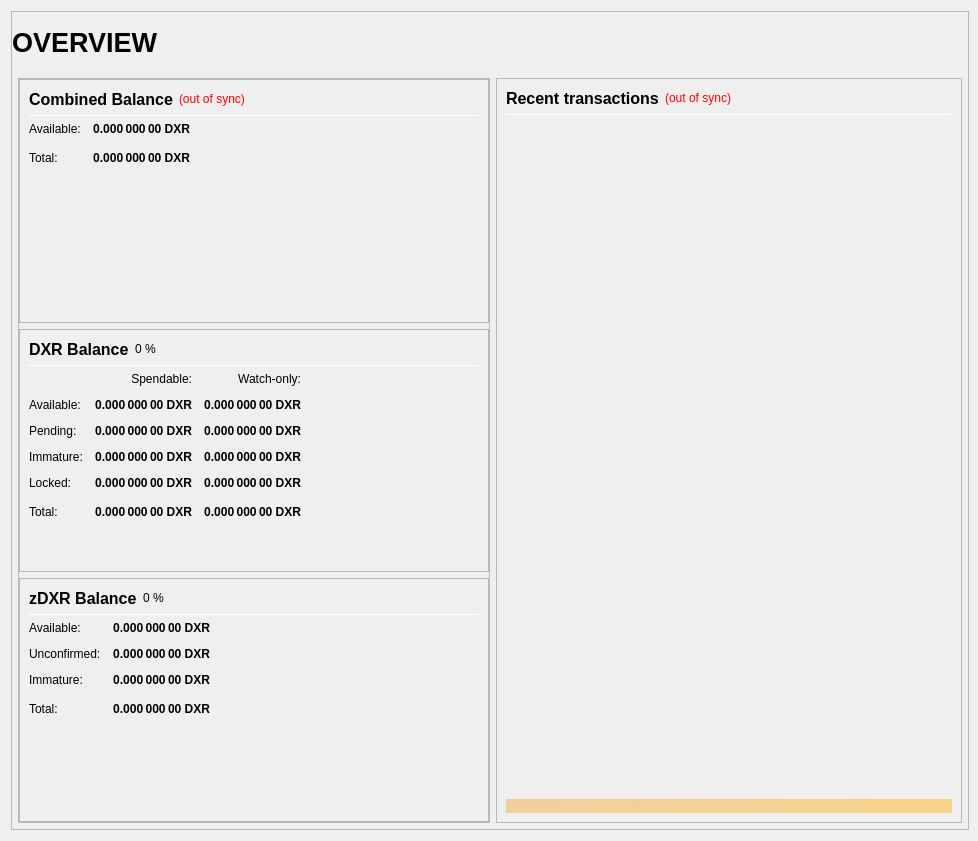
royalsoftkv/dexergi, file src/qt/forms/overviewpage.ui: the form before one commit.
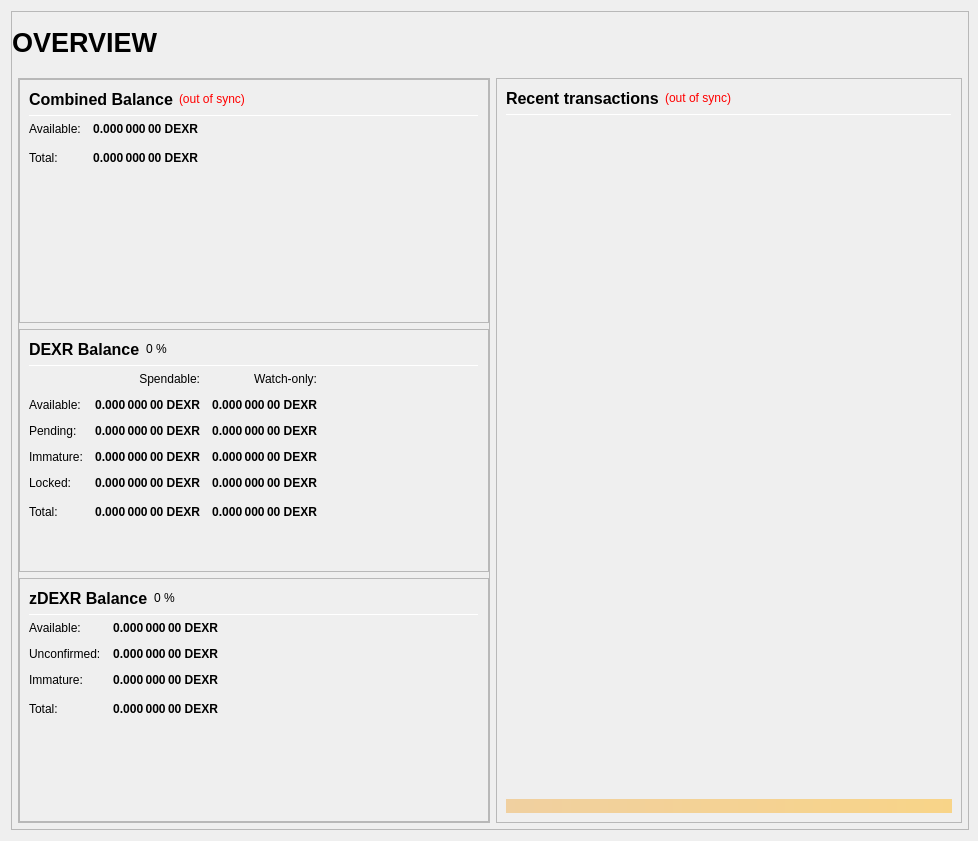
The form after the commit.

Commit message: coin symbol change DXR->DEXR

```diff
--- a/src/qt/forms/overviewpage.ui
+++ b/src/qt/forms/overviewpage.ui
@@ -306,7 +306,7 @@
                           <string>Your current spendable balance</string>
                          </property>
                          <property name="text">
-                          <string notr="true">0.000 000 00 DXR</string>
+                          <string notr="true">0.000 000 00 DEXR</string>
                          </property>
                          <property name="alignment">
                           <set>Qt::AlignRight|Qt::AlignTrailing|Qt::AlignVCenter</set>
@@ -338,7 +338,7 @@
                           <string>Total Balance, including all unavailable coins.</string>
                          </property>
                          <property name="text">
-                          <string notr="true">0.000 000 00 DXR</string>
+                          <string notr="true">0.000 000 00 DEXR</string>
                          </property>
                          <property name="alignment">
                           <set>Qt::AlignRight|Qt::AlignTrailing|Qt::AlignVCenter</set>
@@ -406,7 +406,7 @@
                           </font>
                          </property>
                          <property name="text">
-                          <string>DXR Balance</string>
+                          <string>DEXR Balance</string>
                          </property>
                         </widget>
                        </item>
@@ -498,7 +498,7 @@
                           <string>Your current spendable balance</string>
                          </property>
                          <property name="text">
-                          <string notr="true">0.000 000 00 DXR</string>
+                          <string notr="true">0.000 000 00 DEXR</string>
                          </property>
                          <property name="alignment">
                           <set>Qt::AlignRight|Qt::AlignTrailing|Qt::AlignVCenter</set>
@@ -523,7 +523,7 @@
                           <string>Your current balance in watch-only addresses</string>
                          </property>
                          <property name="text">
-                          <string notr="true">0.000 000 00 DXR</string>
+                          <string notr="true">0.000 000 00 DEXR</string>
                          </property>
                          <property name="alignment">
                           <set>Qt::AlignRight|Qt::AlignTrailing|Qt::AlignVCenter</set>
@@ -555,7 +555,7 @@
                           <string>Total of transactions that have yet to be confirmed, and do not yet count toward the spendable balance</string>
                          </property>
                          <property name="text">
-                          <string notr="true">0.000 000 00 DXR</string>
+                          <string notr="true">0.000 000 00 DEXR</string>
                          </property>
                          <property name="alignment">
                           <set>Qt::AlignRight|Qt::AlignTrailing|Qt::AlignVCenter</set>
@@ -580,7 +580,7 @@
                           <string>Unconfirmed transactions to watch-only addresses</string>
                          </property>
                          <property name="text">
-                          <string notr="true">0.000 000 00 DXR</string>
+                          <string notr="true">0.000 000 00 DEXR</string>
                          </property>
                          <property name="alignment">
                           <set>Qt::AlignRight|Qt::AlignTrailing|Qt::AlignVCenter</set>
@@ -612,7 +612,7 @@
                           <string>Staked or masternode rewards that has not yet matured</string>
                          </property>
                          <property name="text">
-                          <string notr="true">0.000 000 00 DXR</string>
+                          <string notr="true">0.000 000 00 DEXR</string>
                          </property>
                          <property name="alignment">
                           <set>Qt::AlignRight|Qt::AlignTrailing|Qt::AlignVCenter</set>
@@ -637,7 +637,7 @@
                           <string>Staked or masternode rewards in watch-only addresses that has not yet matured</string>
                          </property>
                          <property name="text">
-                          <string notr="true">0.000 000 00 DXR</string>
+                          <string notr="true">0.000 000 00 DEXR</string>
                          </property>
                          <property name="alignment">
                           <set>Qt::AlignRight|Qt::AlignTrailing|Qt::AlignVCenter</set>
@@ -672,7 +672,7 @@
                           <string>Locked DXR or Masternode collaterals. These are excluded from zDXR minting.</string>
                          </property>
                          <property name="text">
-                          <string notr="true">0.000 000 00 DXR</string>
+                          <string notr="true">0.000 000 00 DEXR</string>
                          </property>
                          <property name="alignment">
                           <set>Qt::AlignRight|Qt::AlignTrailing|Qt::AlignVCenter</set>
@@ -697,7 +697,7 @@
                           <string>Current locked balance in watch-only addresses</string>
                          </property>
                          <property name="text">
-                          <string notr="true">0.000 000 00 DXR</string>
+                          <string notr="true">0.000 000 00 DEXR</string>
                          </property>
                          <property name="alignment">
                           <set>Qt::AlignRight|Qt::AlignTrailing|Qt::AlignVCenter</set>
@@ -732,7 +732,7 @@
                           <string>Your current DEXERGI balance, unconfirmed and immature transactions included</string>
                          </property>
                          <property name="text">
-                          <string notr="true">0.000 000 00 DXR</string>
+                          <string notr="true">0.000 000 00 DEXR</string>
                          </property>
                          <property name="alignment">
                           <set>Qt::AlignRight|Qt::AlignTrailing|Qt::AlignVCenter</set>
@@ -757,7 +757,7 @@
                           <string>Current total balance in watch-only addresses</string>
                          </property>
                          <property name="text">
-                          <string notr="true">0.000 000 00 DXR</string>
+                          <string notr="true">0.000 000 00 DEXR</string>
                          </property>
                          <property name="alignment">
                           <set>Qt::AlignRight|Qt::AlignTrailing|Qt::AlignVCenter</set>
@@ -825,7 +825,7 @@
                           </font>
                          </property>
                          <property name="text">
-                          <string>zDXR Balance</string>
+                          <string>zDEXR Balance</string>
                          </property>
                         </widget>
                        </item>
@@ -899,7 +899,7 @@
 These zDXR are spendable.</string>
                          </property>
                          <property name="text">
-                          <string notr="true">0.000 000 00 DXR</string>
+                          <string notr="true">0.000 000 00 DEXR</string>
                          </property>
                          <property name="alignment">
                           <set>Qt::AlignRight|Qt::AlignTrailing|Qt::AlignVCenter</set>
@@ -930,7 +930,7 @@
 Immature: confirmed, but less than 1 mint of the same denomination after it was minted</string>
                          </property>
                          <property name="text">
-                          <string notr="true">0.000 000 00 DXR</string>
+                          <string notr="true">0.000 000 00 DEXR</string>
                          </property>
                          <property name="alignment">
                           <set>Qt::AlignRight|Qt::AlignTrailing|Qt::AlignVCenter</set>
@@ -961,7 +961,7 @@
 Immature: confirmed, but less than 1 mint of the same denomination after it was minted</string>
                          </property>
                          <property name="text">
-                          <string notr="true">0.000 000 00 DXR</string>
+                          <string notr="true">0.000 000 00 DEXR</string>
                          </property>
                          <property name="alignment">
                           <set>Qt::AlignRight|Qt::AlignTrailing|Qt::AlignVCenter</set>
@@ -993,7 +993,7 @@
                           <string>Your current zDXR balance, unconfirmed and immature zDXR included.</string>
                          </property>
                          <property name="text">
-                          <string notr="true">0.000 000 00 DXR</string>
+                          <string notr="true">0.000 000 00 DEXR</string>
                          </property>
                          <property name="alignment">
                           <set>Qt::AlignRight|Qt::AlignTrailing|Qt::AlignVCenter</set>
```
Left out of the diff: 16 changed lines with no effect on the pictures. The commit also changes 133 other files.
